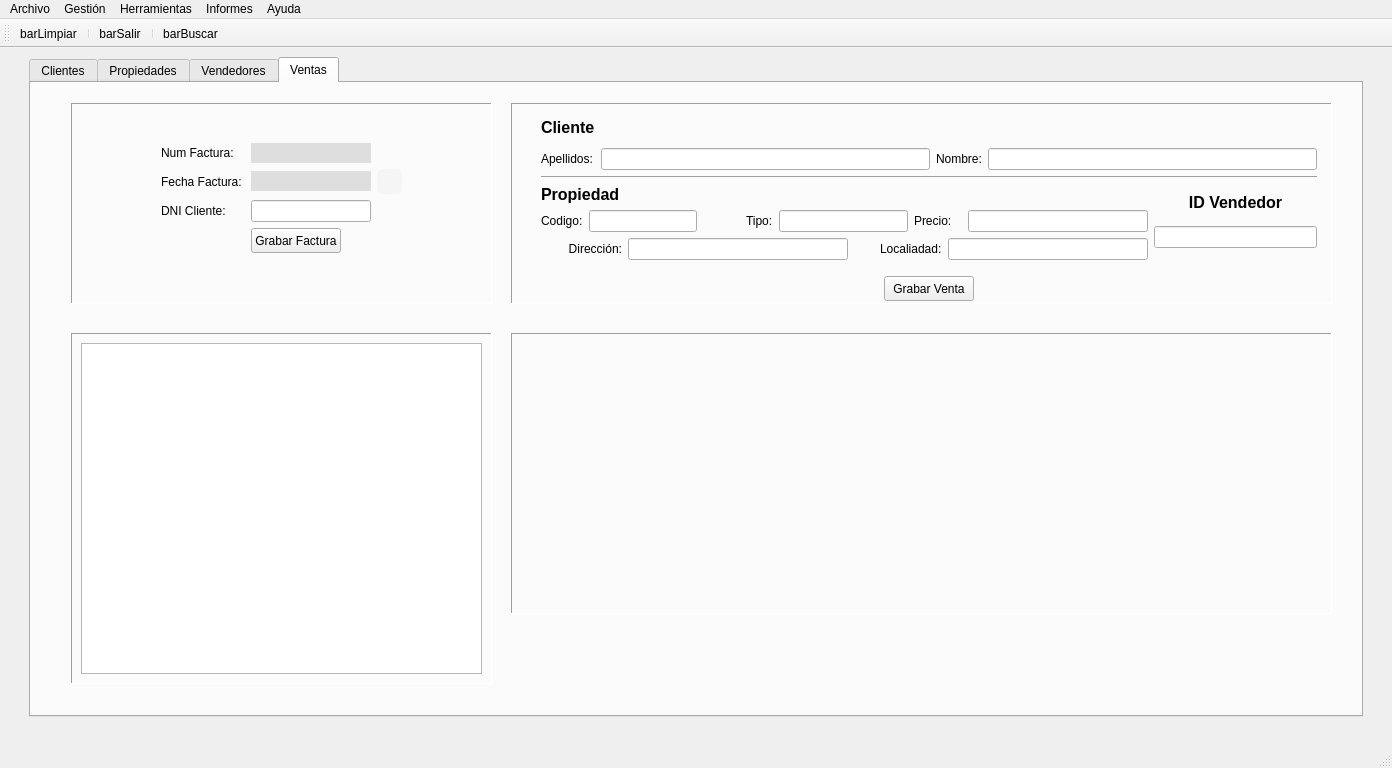
Semperz/ProyectoDI, file templates/venPrincipal.ui: the form before one commit.
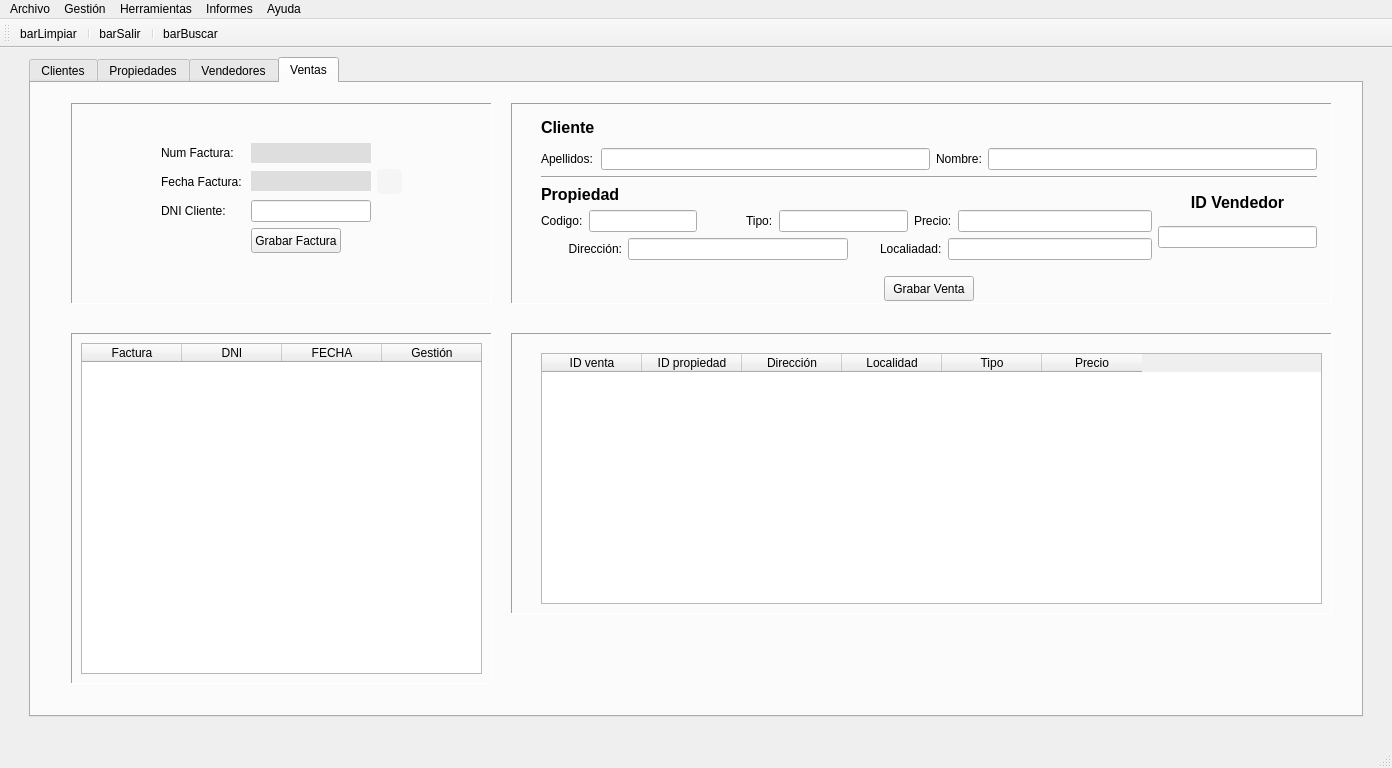
The form after the commit. Icons and pictures are not drawn.

Diff of the .ui file:
```diff
--- a/templates/venPrincipal.ui
+++ b/templates/venPrincipal.ui
@@ -3003,7 +3003,7 @@
           <enum>QAbstractItemView::SelectRows</enum>
          </property>
          <attribute name="horizontalHeaderVisible">
-          <bool>false</bool>
+          <bool>true</bool>
          </attribute>
          <attribute name="verticalHeaderVisible">
           <bool>false</bool>
@@ -3045,7 +3045,7 @@
         <property name="frameShadow">
          <enum>QFrame::Sunken</enum>
         </property>
-        <widget class="QWidget" name="">
+        <widget class="QWidget" name="layoutWidget">
          <property name="geometry">
           <rect>
            <x>30</x>
@@ -3148,7 +3148,7 @@
                 </property>
                 <property name="maximumSize">
                  <size>
-                  <width>180</width>
+                  <width>200</width>
                   <height>16777215</height>
                  </size>
                 </property>
@@ -3372,6 +3372,58 @@
         <property name="frameShadow">
          <enum>QFrame::Sunken</enum>
         </property>
+        <widget class="QTableWidget" name="tabVenta">
+         <property name="geometry">
+          <rect>
+           <x>30</x>
+           <y>20</y>
+           <width>781</width>
+           <height>251</height>
+          </rect>
+         </property>
+         <property name="verticalScrollBarPolicy">
+          <enum>Qt::ScrollBarAlwaysOff</enum>
+         </property>
+         <property name="horizontalScrollBarPolicy">
+          <enum>Qt::ScrollBarAlwaysOff</enum>
+         </property>
+         <property name="selectionBehavior">
+          <enum>QAbstractItemView::SelectColumns</enum>
+         </property>
+         <attribute name="verticalHeaderVisible">
+          <bool>false</bool>
+         </attribute>
+         <column>
+          <property name="text">
+           <string>ID venta</string>
+          </property>
+         </column>
+         <column>
+          <property name="text">
+           <string>ID propiedad</string>
+          </property>
+         </column>
+         <column>
+          <property name="text">
+           <string>Dirección</string>
+          </property>
+         </column>
+         <column>
+          <property name="text">
+           <string>Localidad</string>
+          </property>
+         </column>
+         <column>
+          <property name="text">
+           <string>Tipo</string>
+          </property>
+         </column>
+         <column>
+          <property name="text">
+           <string>Precio</string>
+          </property>
+         </column>
+        </widget>
        </widget>
       </widget>
      </widget>
```
Left out of the diff: 2 changed lines with no effect on the pictures.
